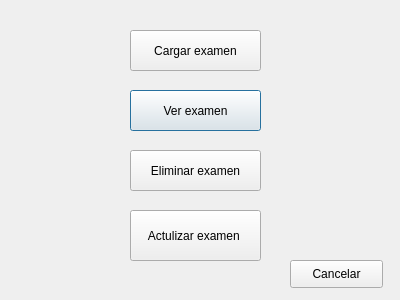
The window that interfaz_grafica/interfaz_grafica/vent_medico.ui (Lauren0407/proyecto_final_info_2) describes before a commit, drawn with Qt 5.
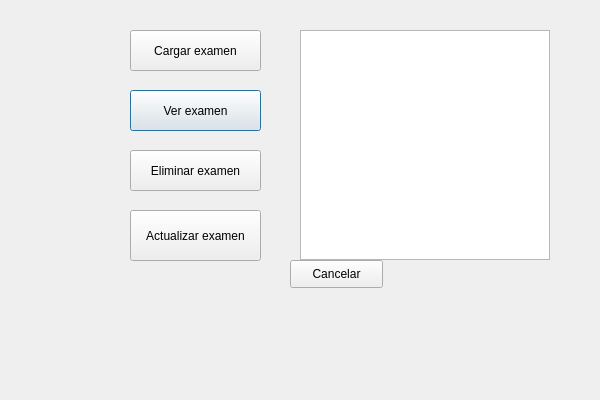
The same window after the commit.

The edit to the form file:
```diff
--- a/interfaz_grafica/interfaz_grafica/vent_medico.ui
+++ b/interfaz_grafica/interfaz_grafica/vent_medico.ui
@@ -6,8 +6,8 @@
    <rect>
     <x>0</x>
     <y>0</y>
-    <width>400</width>
-    <height>300</height>
+    <width>600</width>
+    <height>400</height>
    </rect>
   </property>
   <property name="windowTitle">
@@ -62,7 +62,7 @@
     </rect>
    </property>
    <property name="text">
-    <string>Actulizar examen </string>
+    <string>Actualizar examen</string>
    </property>
   </widget>
   <widget class="QPushButton" name="cancelar">
@@ -78,6 +78,19 @@
     <string>Cancelar</string>
    </property>
   </widget>
+  <widget class="QTextEdit" name="datos_dicom">
+   <property name="geometry">
+    <rect>
+     <x>300</x>
+     <y>30</y>
+     <width>250</width>
+     <height>230</height>
+    </rect>
+   </property>
+   <property name="toolTip">
+    <string>Área para mostrar los metadatos del archivo DICOM</string>
+   </property>
+  </widget>
  </widget>
  <resources/>
  <connections/>
```
Left out of the diff: 2 changed lines with no effect on the pictures.
